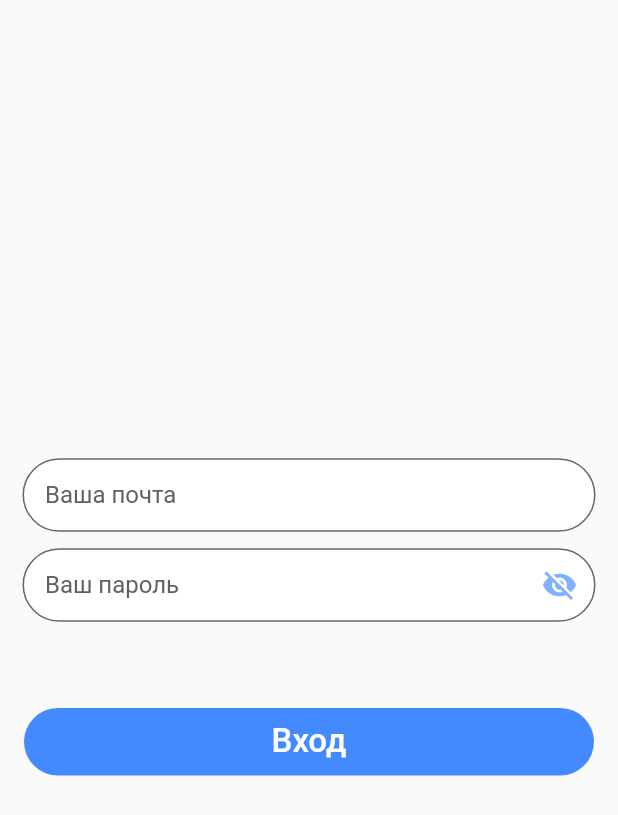
After one commit to Khodosov/IoT_project_who_is_home, a Flutter app: the screen it shows after launch, after a tap on "Войти", on a phone screen of 412 x 824 dp. The commit adds this screen. Shown: the top 815 px of the screen. Run offline on Flutter 3.47's test engine with Material 2 defaults, Android fonts, the phone set to English and light mode, and no system bars; statements that could not run were skipped.

Commit message:
Добавил экран входа с валидацией

```diff
--- /dev/null
+++ b/who_is_home/lib/includes.dart
@@ -0,0 +1,121 @@
+import 'package:flutter/material.dart';
+
+class UIComponent {
+  static InputDecoration inputDecoration({String label, String hint}) {
+    return InputDecoration(
+      contentPadding: EdgeInsets.all(15),
+      labelText: label,
+      labelStyle: TextStyle(color: Colors.grey[700]),
+      hintText: hint,
+      errorStyle: TextStyle(fontSize: 0, height: 0),
+      fillColor: Colors.white,
+      filled: true,
+      focusedBorder: OutlineInputBorder(
+          borderRadius: BorderRadius.circular(40),
+          borderSide: BorderSide(
+            color: Colors.blueAccent,
+          )),
+      focusedErrorBorder: OutlineInputBorder(
+          borderRadius: BorderRadius.circular(40),
+          borderSide: BorderSide(
+            color: Colors.red,
+            width: 1,
+          )),
+      border: OutlineInputBorder(
+        borderRadius: BorderRadius.circular(40),
+        borderSide: BorderSide(color: Colors.blueAccent),
+      ),
+    );
+  }
+
+  //TODO: Password Text decoration
+  static InputDecoration inputDecorationPassword(
+      {String label, String hint, bool suffixIcon, eventSuffixIcon}) {
+    return InputDecoration(
+        contentPadding: EdgeInsets.all(15),
+        labelText: label,
+        labelStyle: TextStyle(color: Colors.grey[700]),
+        errorStyle: TextStyle(fontSize: 0, height: 0),
+        hintText: hint,
+        fillColor: Colors.white,
+        filled: true,
+        focusedBorder: OutlineInputBorder(
+            borderRadius: BorderRadius.circular(40),
+            borderSide: BorderSide(
+              color: Colors.blueAccent,
+            )),
+        focusedErrorBorder: OutlineInputBorder(
+            borderRadius: BorderRadius.circular(40),
+            borderSide: BorderSide(color: Colors.red, width: 1)),
+        border: OutlineInputBorder(
+          borderRadius: BorderRadius.circular(40),
+          borderSide: BorderSide(color: Colors.blueAccent),
+        ),
+        suffixIcon: IconButton(
+            icon: Icon(suffixIcon ? Icons.visibility : Icons.visibility_off),
+            color: Colors.blueAccent[100],
+            onPressed: eventSuffixIcon));
+  }
+
+  //TODO: Text Area Decoration
+  static InputDecoration inputTextAreaDecoration({String label, String hint}) {
+    return InputDecoration(
+      alignLabelWithHint: true,
+      contentPadding: EdgeInsets.all(15),
+      labelText: label,
+      labelStyle: TextStyle(color: Colors.grey[700]),
+      hintText: hint,
+      errorStyle: TextStyle(fontSize: 0, height: 0),
+      fillColor: Colors.white,
+      filled: true,
+      focusedBorder: OutlineInputBorder(
+          borderRadius: BorderRadius.circular(40),
+          borderSide: BorderSide(
+            color: Colors.blueAccent,
+          )),
+      focusedErrorBorder: OutlineInputBorder(
+          borderRadius: BorderRadius.circular(40),
+          borderSide: BorderSide(
+            color: Colors.red,
+            width: 1,
+          )),
+      border: OutlineInputBorder(borderRadius: BorderRadius.circular(40)),
+    );
+  }
+
+  //TODO: Validate text
+  static String textValidate(String value) {
+    if (value.isEmpty) {
+      return 'Необходимо заполнить';
+    }
+    return null;
+  }
+
+  //TODO: Validate email
+  static String emailValidate(String value) {
+    if (value.isEmpty) {
+      return 'Введите вашу почту';
+    }
+
+    Pattern pattern =
+        r'^(([^<>()[\]\\.,;:\s@\"]+(\.[^<>()[\]\\.,;:\s@\"]+)*)|(\".+\"))@((\[[0-9]{1,3}\.[0-9]{1,3}\.[0-9]{1,3}\.[0-9]{1,3}\])|(([a-zA-Z\-0-9]+\.)+[a-zA-Z]{2,}))$';
+    RegExp regex = new RegExp(pattern);
+    if (!regex.hasMatch(value))
+      return 'Проверьте правильность написания';
+    else
+      return null;
+  }
+
+  //TODO: Validate password
+  static String passwordValidate(String value) {
+    if (value.isEmpty) {
+      return 'Необходимо заполнить';
+    }
+
+    if (value.length < 8) {
+      return 'Минимальная длина 8 символов';
+    }
+
+    return null;
+  }
+}
--- a/who_is_home/lib/main.dart
+++ b/who_is_home/lib/main.dart
@@ -1,5 +1,7 @@
 import 'package:flutter/material.dart';
 import 'package:flutter/services.dart';
+import 'package:who_is_home/pages/sign_in.dart';
+import 'package:who_is_home/pages/sign_up.dart';
 
 void main() => runApp(MaterialApp(
       debugShowCheckedModeBanner: false,
@@ -37,7 +39,39 @@ class _MyAppState extends State<MyApp> {
               Padding(
                 padding: const EdgeInsets.fromLTRB(5, 0, 5, 15),
                 child: FlatButton(
-                    onPressed: null,
+                    onPressed: () {
+                      Navigator.push(
+                          context,
+                          MaterialPageRoute(
+                              builder: (context) => SignInScreen()
+                          ));
+                    },
+                    child: Container(
+                      height: 60,
+                      width: double.infinity,
+                      decoration: BoxDecoration(
+                          color: Colors.blueAccent,
+                          borderRadius: BorderRadius.circular(40)),
+                      child: Center(
+                          child: Text(
+                        'Войти',
+                        style: TextStyle(
+                          fontSize: 22,
+                          color: Colors.white,
+                        ),
+                      )),
+                    )),
+              ),
+              Padding(
+                padding: const EdgeInsets.fromLTRB(5, 0, 5, 15),
+                child: FlatButton(
+                    onPressed: () {
+                      Navigator.push(
+                          context,
+                          MaterialPageRoute(
+                              builder: (context) => SignUpScreen()
+                          ));
+                    },
                     child: Container(
                       height: 60,
                       width: double.infinity,
@@ -45,36 +79,15 @@ class _MyAppState extends State<MyApp> {
                           color: Colors.blueAccent,
                           borderRadius: BorderRadius.circular(40)
                       ),
-                      child: Center(child: Text('Войти',
+                      child: Center(
+                          child: Text(
+                        'Зарегистрироваться',
                         style: TextStyle(
                           fontSize: 22,
                           color: Colors.white,
                         ),
-                        )
-                      ),
-                    )
-                ),
-              ),
-              Padding(
-                padding: const EdgeInsets.fromLTRB(5, 0, 5, 15),
-                child: FlatButton(
-                    onPressed: null,
-                    child: Container(
-                      height: 60,
-                      width: double.infinity,
-                      decoration: BoxDecoration(
-                          color: Colors.blueAccent,
-                          borderRadius: BorderRadius.circular(40)
-                      ),
-                      child: Center(child: Text('Зарегистрироваться',
-                        style: TextStyle(
-                          fontSize: 22,
-                          color: Colors.white,
-                        ),
-                      )
-                      ),
-                    )
-                ),
+                      )),
+                    )),
               ),
             ],
           ),
--- /dev/null
+++ b/who_is_home/lib/pages/sign_in.dart
@@ -0,0 +1,101 @@
+import 'package:flutter/material.dart';
+import 'package:who_is_home/includes.dart';
+
+class SignInScreen extends StatefulWidget {
+  @override
+  _SignInScreenState createState() => _SignInScreenState();
+}
+
+class _SignInScreenState extends State<SignInScreen> {
+  String _name, _password;
+  bool _passwordVisible = false, _loginError, _visibleProgress;
+  final _formKey = GlobalKey<FormState>();
+
+  @override
+  Widget build(BuildContext context) {
+    return Scaffold(
+      body: Column(
+        mainAxisAlignment: MainAxisAlignment.center,
+        children: [
+          Padding(
+            padding: EdgeInsets.fromLTRB(15, 0, 15, 45),
+            child: Form(
+              key: _formKey,
+              child: ListView(
+                shrinkWrap: true,
+                children: <Widget>[
+                  Container(
+                    height: 60,
+                    width: double.infinity,
+                    decoration: BoxDecoration(
+                        borderRadius: BorderRadius.circular(40)),
+                    child: TextFormField(
+                      validator: UIComponent.emailValidate,
+                      decoration: UIComponent.inputDecoration(
+                          label: 'Ваша почта', hint: 'Введите вочту'
+                      ),
+                      onSaved: (value) {
+                        setState(() {
+                          _name = value;
+                        });
+                      },
+                    ),
+                  ),
+                  Container(
+                    height: 60,
+                    width: double.infinity,
+                    decoration: BoxDecoration(
+                        borderRadius: BorderRadius.circular(40)),
+                    child: TextFormField(
+                      obscureText: _passwordVisible,
+                      validator: UIComponent.passwordValidate,
+                      decoration: UIComponent.inputDecorationPassword(
+                          label: 'Ваш пароль', hint: 'Введите пароль',
+                          suffixIcon: _passwordVisible, eventSuffixIcon: () {
+                        setState(() {
+                          _passwordVisible = !_passwordVisible;
+                        });}
+                      ),
+                      onSaved: (value) {
+                        setState(() {
+                          _password = value;
+                        });
+                      },
+                    ),
+                  )
+                ],
+              ),
+            ),
+          ),
+          FlatButton(
+              onPressed: (){
+                setState(() {
+                  if (_formKey.currentState.validate()){
+                    _formKey.currentState.save();
+                    setState(() {
+                      _visibleProgress = true;
+                    });
+                    // TODO: set json data
+                  }
+                });
+              },
+              child: Container(
+                height: 45,
+                width: double.infinity,
+                decoration: BoxDecoration(
+                    color: Colors.blueAccent,
+                    borderRadius: BorderRadius.circular(40)
+                ),
+                child: Center(
+                    child: Text(
+                      'Вход',
+                      style: TextStyle(
+                        fontSize: 22,
+                        color: Colors.white,
+                      ),
+                    )),
+              )),
+        ]),
+        );
+  }
+}
```
Also changed, not shown: who_is_home/lib/pages/sign_up.dart (added, +21 -0 lines), who_is_home/lib/pages/user/user_profile.dart (deleted), who_is_home/lib/pages/user_profile.dart (added), 1 other file. Lines whose indentation alone changed are shown as unchanged.
